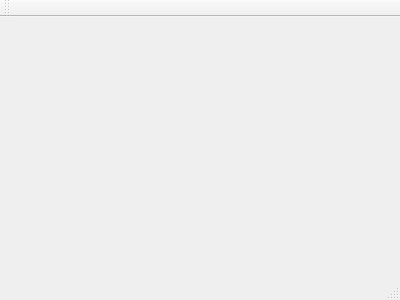
The window that map/mainwindow.ui (liupanlove/database) describes before a commit, drawn with Qt 5.
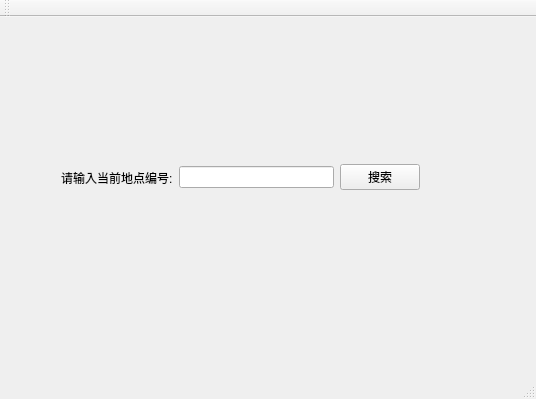
The same window after the commit.

Diff of the .ui file:
```diff
--- a/map/mainwindow.ui
+++ b/map/mainwindow.ui
@@ -1,24 +1,69 @@
 <ui version="4.0">
  <class>MainWindow</class>
- <widget class="QMainWindow" name="MainWindow" >
-  <property name="geometry" >
+ <widget class="QMainWindow" name="MainWindow">
+  <property name="geometry">
    <rect>
     <x>0</x>
     <y>0</y>
-    <width>400</width>
-    <height>300</height>
+    <width>536</width>
+    <height>399</height>
    </rect>
   </property>
   <property name="windowTitle" >
    <string>MainWindow</string>
   </property>
-  <widget class="QMenuBar" name="menuBar" />
-  <widget class="QToolBar" name="mainToolBar" />
-  <widget class="QWidget" name="centralWidget" />
-  <widget class="QStatusBar" name="statusBar" />
+  <widget class="QWidget" name="centralWidget">
+   <widget class="QWidget" name="horizontalLayoutWidget">
+    <property name="geometry">
+     <rect>
+      <x>50</x>
+      <y>90</y>
+      <width>381</width>
+      <height>141</height>
+     </rect>
+    </property>
+    <layout class="QHBoxLayout" name="horizontalLayout">
+     <item>
+      <widget class="QLabel" name="label">
+       <property name="text">
+        <string>请输入当前地点编号:</string>
+       </property>
+      </widget>
+     </item>
+     <item>
+      <widget class="QLineEdit" name="lineEdit"/>
+     </item>
+     <item>
+      <widget class="QPushButton" name="pushButton">
+       <property name="text">
+        <string>搜索</string>
+       </property>
+      </widget>
+     </item>
+    </layout>
+   </widget>
+  </widget>
+  <widget class="QMenuBar" name="menuBar">
+   <property name="geometry">
+    <rect>
+     <x>0</x>
+     <y>0</y>
+     <width>536</width>
+     <height>26</height>
+    </rect>
+   </property>
+  </widget>
+  <widget class="QToolBar" name="mainToolBar">
+   <attribute name="toolBarArea">
+    <enum>TopToolBarArea</enum>
+   </attribute>
+   <attribute name="toolBarBreak">
+    <bool>false</bool>
+   </attribute>
+  </widget>
+  <widget class="QStatusBar" name="statusBar"/>
  </widget>
- <layoutDefault spacing="6" margin="11" />
- <pixmapfunction></pixmapfunction>
+ <layoutdefault spacing="6" margin="11"/>
  <resources/>
  <connections/>
 </ui>
```
Left out of the diff: 3 changed lines with no effect on the pictures.
